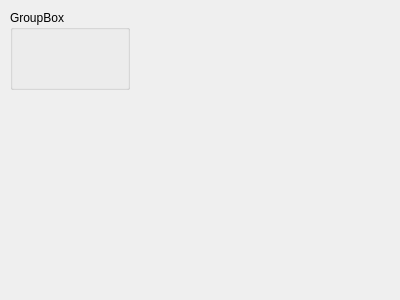
Before: the Qt Designer form client/dlgattendanceedit.ui in tbikfalvi/Belenus, drawn with Qt 5.
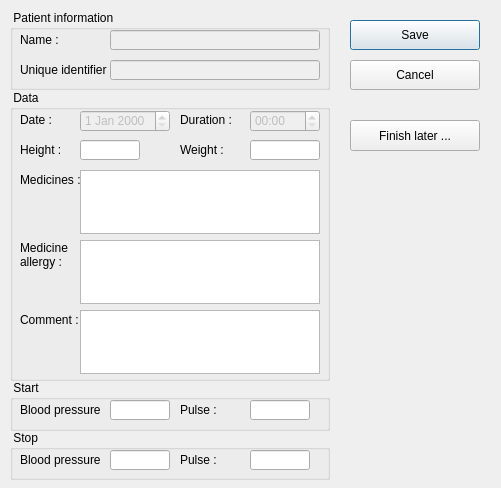
After: the same form once the commit is applied.

Diff of the .ui file:
```diff
--- a/client/dlgattendanceedit.ui
+++ b/client/dlgattendanceedit.ui
@@ -6,8 +6,8 @@
    <rect>
     <x>0</x>
     <y>0</y>
-    <width>400</width>
-    <height>300</height>
+    <width>501</width>
+    <height>488</height>
    </rect>
   </property>
   <property name="windowTitle">
@@ -18,12 +18,417 @@
     <rect>
      <x>10</x>
      <y>10</y>
-     <width>120</width>
+     <width>320</width>
      <height>80</height>
     </rect>
    </property>
    <property name="title">
-    <string>GroupBox</string>
+    <string> Patient information </string>
+   </property>
+   <widget class="QLabel" name="lblName">
+    <property name="geometry">
+     <rect>
+      <x>10</x>
+      <y>20</y>
+      <width>40</width>
+      <height>20</height>
+     </rect>
+    </property>
+    <property name="text">
+     <string>Name :</string>
+    </property>
+   </widget>
+   <widget class="QLineEdit" name="ledName">
+    <property name="enabled">
+     <bool>false</bool>
+    </property>
+    <property name="geometry">
+     <rect>
+      <x>100</x>
+      <y>20</y>
+      <width>210</width>
+      <height>20</height>
+     </rect>
+    </property>
+   </widget>
+   <widget class="QLabel" name="lblUniqueId">
+    <property name="geometry">
+     <rect>
+      <x>10</x>
+      <y>50</y>
+      <width>91</width>
+      <height>20</height>
+     </rect>
+    </property>
+    <property name="text">
+     <string>Unique identifier :</string>
+    </property>
+   </widget>
+   <widget class="QLineEdit" name="ledUniqueId">
+    <property name="enabled">
+     <bool>false</bool>
+    </property>
+    <property name="geometry">
+     <rect>
+      <x>100</x>
+      <y>50</y>
+      <width>210</width>
+      <height>20</height>
+     </rect>
+    </property>
+   </widget>
+  </widget>
+  <widget class="QGroupBox" name="gbData">
+   <property name="geometry">
+    <rect>
+     <x>10</x>
+     <y>90</y>
+     <width>320</width>
+     <height>291</height>
+    </rect>
+   </property>
+   <property name="title">
+    <string> Data </string>
+   </property>
+   <widget class="QLabel" name="lblDate">
+    <property name="geometry">
+     <rect>
+      <x>10</x>
+      <y>20</y>
+      <width>46</width>
+      <height>20</height>
+     </rect>
+    </property>
+    <property name="text">
+     <string>Date :</string>
+    </property>
+   </widget>
+   <widget class="QDateEdit" name="deDate">
+    <property name="enabled">
+     <bool>false</bool>
+    </property>
+    <property name="geometry">
+     <rect>
+      <x>70</x>
+      <y>20</y>
+      <width>90</width>
+      <height>22</height>
+     </rect>
+    </property>
+   </widget>
+   <widget class="QLabel" name="lblLength">
+    <property name="geometry">
+     <rect>
+      <x>170</x>
+      <y>20</y>
+      <width>60</width>
+      <height>20</height>
+     </rect>
+    </property>
+    <property name="text">
+     <string>Duration :</string>
+    </property>
+   </widget>
+   <widget class="QTimeEdit" name="teLength">
+    <property name="enabled">
+     <bool>false</bool>
+    </property>
+    <property name="geometry">
+     <rect>
+      <x>240</x>
+      <y>20</y>
+      <width>70</width>
+      <height>22</height>
+     </rect>
+    </property>
+    <property name="displayFormat">
+     <string>mm:ss</string>
+    </property>
+   </widget>
+   <widget class="QLabel" name="lblHeight">
+    <property name="geometry">
+     <rect>
+      <x>10</x>
+      <y>50</y>
+      <width>46</width>
+      <height>20</height>
+     </rect>
+    </property>
+    <property name="text">
+     <string>Height :</string>
+    </property>
+   </widget>
+   <widget class="QLineEdit" name="ledHeight">
+    <property name="geometry">
+     <rect>
+      <x>70</x>
+      <y>50</y>
+      <width>60</width>
+      <height>20</height>
+     </rect>
+    </property>
+   </widget>
+   <widget class="QLabel" name="lblWeight">
+    <property name="geometry">
+     <rect>
+      <x>170</x>
+      <y>50</y>
+      <width>60</width>
+      <height>20</height>
+     </rect>
+    </property>
+    <property name="text">
+     <string>Weight :</string>
+    </property>
+   </widget>
+   <widget class="QLineEdit" name="ledWeight">
+    <property name="geometry">
+     <rect>
+      <x>240</x>
+      <y>50</y>
+      <width>70</width>
+      <height>20</height>
+     </rect>
+    </property>
+   </widget>
+   <widget class="QLabel" name="lblMedicines">
+    <property name="geometry">
+     <rect>
+      <x>10</x>
+      <y>80</y>
+      <width>60</width>
+      <height>20</height>
+     </rect>
+    </property>
+    <property name="text">
+     <string>Medicines :</string>
+    </property>
+   </widget>
+   <widget class="QPlainTextEdit" name="ptMedicineCurrent">
+    <property name="geometry">
+     <rect>
+      <x>70</x>
+      <y>80</y>
+      <width>240</width>
+      <height>64</height>
+     </rect>
+    </property>
+   </widget>
+   <widget class="QLabel" name="lblAllergy">
+    <property name="geometry">
+     <rect>
+      <x>10</x>
+      <y>150</y>
+      <width>60</width>
+      <height>30</height>
+     </rect>
+    </property>
+    <property name="text">
+     <string>Medicine 
+allergy :</string>
+    </property>
+   </widget>
+   <widget class="QPlainTextEdit" name="ptMedicineAllergy">
+    <property name="geometry">
+     <rect>
+      <x>70</x>
+      <y>150</y>
+      <width>240</width>
+      <height>64</height>
+     </rect>
+    </property>
+   </widget>
+   <widget class="QLabel" name="lblComment">
+    <property name="geometry">
+     <rect>
+      <x>10</x>
+      <y>220</y>
+      <width>60</width>
+      <height>20</height>
+     </rect>
+    </property>
+    <property name="text">
+     <string>Comment :</string>
+    </property>
+   </widget>
+   <widget class="QPlainTextEdit" name="ptComment">
+    <property name="geometry">
+     <rect>
+      <x>70</x>
+      <y>220</y>
+      <width>240</width>
+      <height>64</height>
+     </rect>
+    </property>
+   </widget>
+  </widget>
+  <widget class="QGroupBox" name="gbStart">
+   <property name="geometry">
+    <rect>
+     <x>10</x>
+     <y>380</y>
+     <width>320</width>
+     <height>51</height>
+    </rect>
+   </property>
+   <property name="title">
+    <string> Start </string>
+   </property>
+   <widget class="QLabel" name="lblBPStart">
+    <property name="geometry">
+     <rect>
+      <x>10</x>
+      <y>20</y>
+      <width>80</width>
+      <height>20</height>
+     </rect>
+    </property>
+    <property name="text">
+     <string>Blood pressure :</string>
+    </property>
+   </widget>
+   <widget class="QLineEdit" name="ledBPStart">
+    <property name="geometry">
+     <rect>
+      <x>100</x>
+      <y>20</y>
+      <width>60</width>
+      <height>20</height>
+     </rect>
+    </property>
+   </widget>
+   <widget class="QLabel" name="lblPulseStart">
+    <property name="geometry">
+     <rect>
+      <x>170</x>
+      <y>20</y>
+      <width>50</width>
+      <height>20</height>
+     </rect>
+    </property>
+    <property name="text">
+     <string>Pulse :</string>
+    </property>
+   </widget>
+   <widget class="QLineEdit" name="ledPulseStart">
+    <property name="geometry">
+     <rect>
+      <x>240</x>
+      <y>20</y>
+      <width>60</width>
+      <height>20</height>
+     </rect>
+    </property>
+   </widget>
+  </widget>
+  <widget class="QGroupBox" name="gbStop">
+   <property name="geometry">
+    <rect>
+     <x>10</x>
+     <y>430</y>
+     <width>320</width>
+     <height>50</height>
+    </rect>
+   </property>
+   <property name="title">
+    <string> Stop </string>
+   </property>
+   <widget class="QLabel" name="lblPulseStop">
+    <property name="geometry">
+     <rect>
+      <x>170</x>
+      <y>20</y>
+      <width>50</width>
+      <height>20</height>
+     </rect>
+    </property>
+    <property name="text">
+     <string>Pulse :</string>
+    </property>
+   </widget>
+   <widget class="QLineEdit" name="ledBPStop">
+    <property name="geometry">
+     <rect>
+      <x>100</x>
+      <y>20</y>
+      <width>60</width>
+      <height>20</height>
+     </rect>
+    </property>
+   </widget>
+   <widget class="QLabel" name="lblBPStop">
+    <property name="geometry">
+     <rect>
+      <x>10</x>
+      <y>20</y>
+      <width>80</width>
+      <height>20</height>
+     </rect>
+    </property>
+    <property name="text">
+     <string>Blood pressure :</string>
+    </property>
+   </widget>
+   <widget class="QLineEdit" name="ledPulseStop">
+    <property name="geometry">
+     <rect>
+      <x>240</x>
+      <y>20</y>
+      <width>60</width>
+      <height>20</height>
+     </rect>
+    </property>
+   </widget>
+  </widget>
+  <widget class="QPushButton" name="pbSave">
+   <property name="geometry">
+    <rect>
+     <x>350</x>
+     <y>20</y>
+     <width>130</width>
+     <height>30</height>
+    </rect>
+   </property>
+   <property name="text">
+    <string>Save</string>
+   </property>
+   <property name="iconSize">
+    <size>
+     <width>20</width>
+     <height>20</height>
+    </size>
+   </property>
+  </widget>
+  <widget class="QPushButton" name="pbCancel">
+   <property name="geometry">
+    <rect>
+     <x>350</x>
+     <y>60</y>
+     <width>130</width>
+     <height>30</height>
+    </rect>
+   </property>
+   <property name="text">
+    <string>Cancel</string>
+   </property>
+  </widget>
+  <widget class="QPushButton" name="pbFinishLater">
+   <property name="geometry">
+    <rect>
+     <x>350</x>
+     <y>120</y>
+     <width>130</width>
+     <height>31</height>
+    </rect>
+   </property>
+   <property name="text">
+    <string>Finish later ...</string>
+   </property>
+   <property name="iconSize">
+    <size>
+     <width>20</width>
+     <height>20</height>
+    </size>
    </property>
   </widget>
  </widget>
```
Left out of the diff: 20 changed lines with no effect on the pictures.
